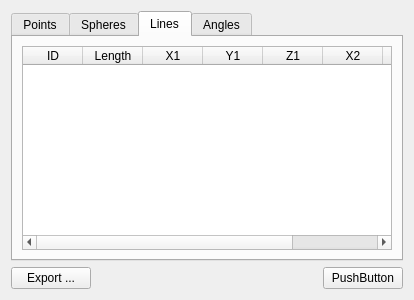
The window that src/Applications/Viewer/AnnotationWidget.ui (JanKolomaznik/MedV4D) describes before a commit, drawn with Qt 5.
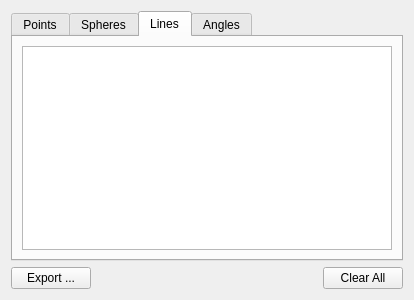
The same window after the commit. The open tabs and pages were chosen to show the change.

Commit message: Annotations now visible in tables

```diff
--- a/src/Applications/Viewer/AnnotationWidget.ui
+++ b/src/Applications/Viewer/AnnotationWidget.ui
@@ -45,54 +45,7 @@
       </attribute>
       <layout class="QVBoxLayout" name="verticalLayout_4">
        <item>
-        <widget class="QTableWidget" name="tableWidget_3">
-         <attribute name="horizontalHeaderDefaultSectionSize">
-          <number>60</number>
-         </attribute>
-         <attribute name="horizontalHeaderStretchLastSection">
-          <bool>true</bool>
-         </attribute>
-         <column>
-          <property name="text">
-           <string>ID</string>
-          </property>
-         </column>
-         <column>
-          <property name="text">
-           <string>Length</string>
-          </property>
-         </column>
-         <column>
-          <property name="text">
-           <string>X1</string>
-          </property>
-         </column>
-         <column>
-          <property name="text">
-           <string>Y1</string>
-          </property>
-         </column>
-         <column>
-          <property name="text">
-           <string>Z1</string>
-          </property>
-         </column>
-         <column>
-          <property name="text">
-           <string>X2</string>
-          </property>
-         </column>
-         <column>
-          <property name="text">
-           <string>Y2</string>
-          </property>
-         </column>
-         <column>
-          <property name="text">
-           <string>Z2</string>
-          </property>
-         </column>
-        </widget>
+        <widget class="QTableView" name="linesTableView"/>
        </item>
       </layout>
      </widget>
@@ -149,7 +102,7 @@
      <item>
       <widget class="QPushButton" name="pushButton">
        <property name="text">
-        <string>PushButton</string>
+        <string>Clear All</string>
        </property>
       </widget>
      </item>
```
Left out of the diff: 43 changed lines with no effect on the pictures. The commit also changes 7 other files.
